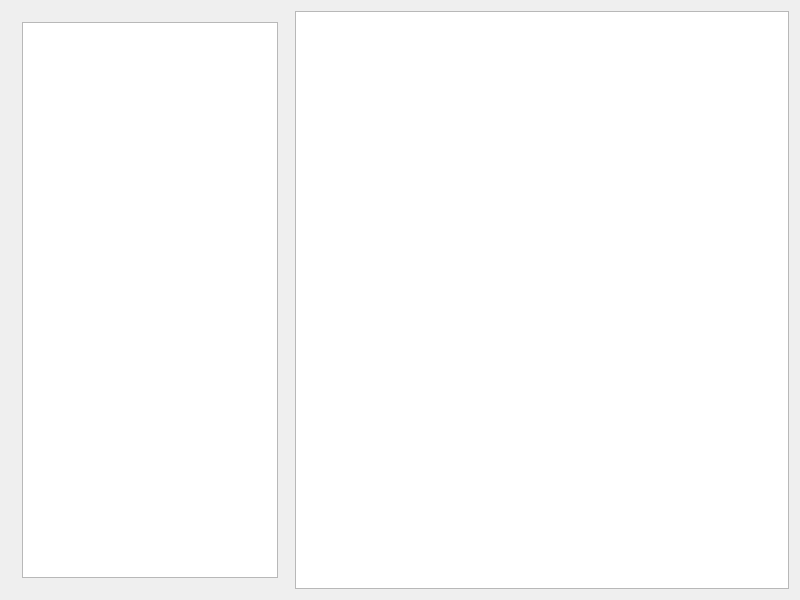
This is EzLaboratory/EzLaboratory.ui in Shulincooky/EzLaboratory as Qt 5 draws it before an edit. The edited form follows.
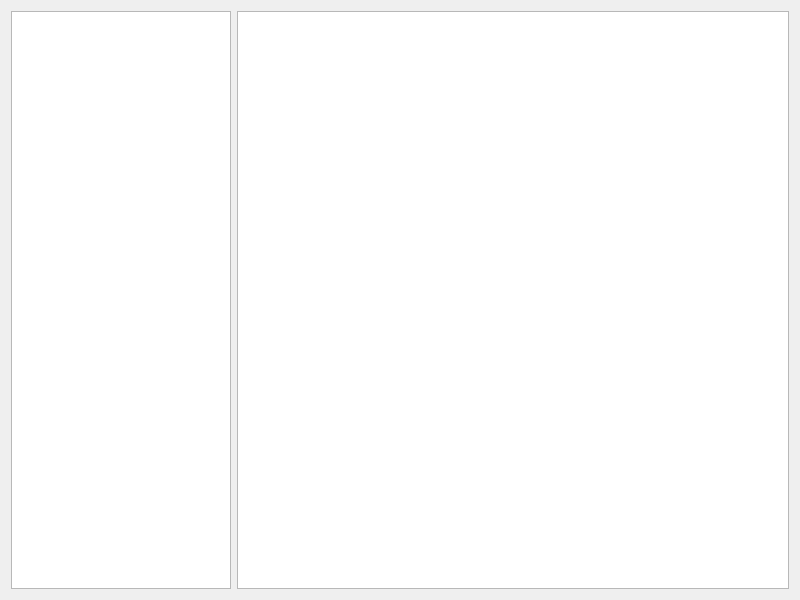
This is the edited form.

Commit message: create basic layout

```diff
--- a/EzLaboratory/EzLaboratory.ui
+++ b/EzLaboratory/EzLaboratory.ui
@@ -20,18 +20,32 @@
    <string>EzLaboratory</string>
   </property>
   <widget class="QWidget" name="centralWidget">
-   <layout class="QFormLayout" name="formLayout">
-    <item row="0" column="0">
-     <widget class="QWidget" name="widget" native="true">
-      <layout class="QGridLayout" name="gridLayout">
-       <item row="0" column="0">
-        <widget class="QListWidget" name="listWidget"/>
-       </item>
-      </layout>
+   <layout class="QHBoxLayout" name="horizontalLayout">
+    <item>
+     <widget class="QListView" name="listView">
+      <property name="minimumSize">
+       <size>
+        <width>0</width>
+        <height>0</height>
+       </size>
+      </property>
+      <property name="maximumSize">
+       <size>
+        <width>220</width>
+        <height>16777215</height>
+       </size>
+      </property>
      </widget>
     </item>
-    <item row="0" column="1">
-     <widget class="QGraphicsView" name="graphicsViewLab"/>
+    <item>
+     <widget class="QGraphicsView" name="graphicsViewLab">
+      <property name="minimumSize">
+       <size>
+        <width>0</width>
+        <height>0</height>
+       </size>
+      </property>
+     </widget>
     </item>
    </layout>
   </widget>
```
